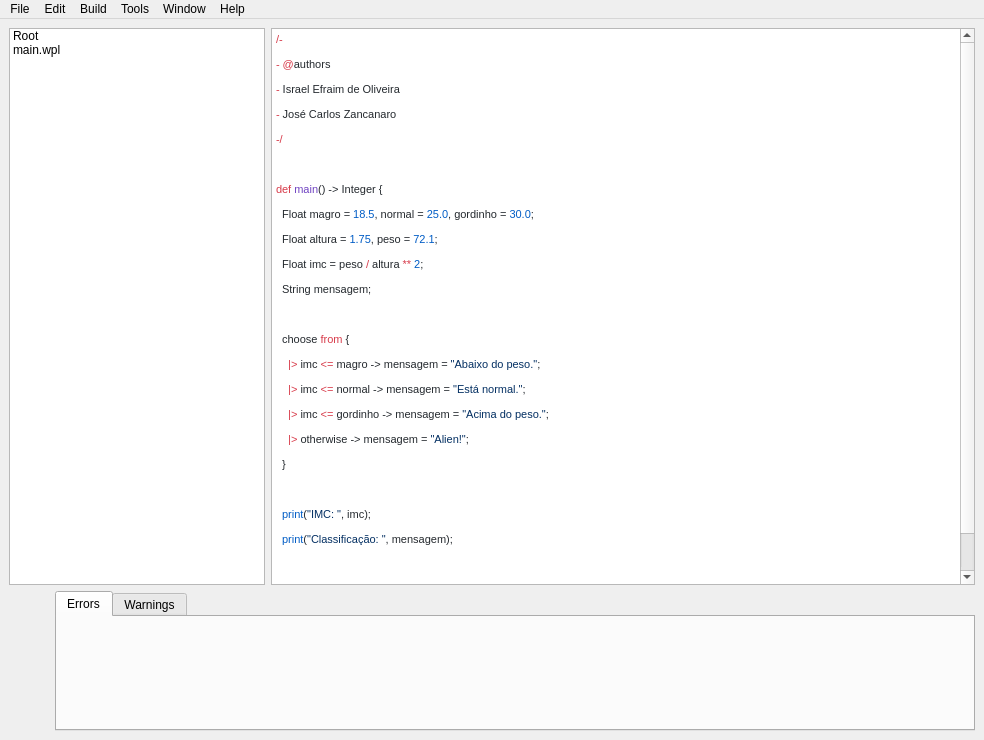
Old version of the form IDE/WIDE/View/MainWindow.ui in the repository JoseZancanaro/Compiladores.
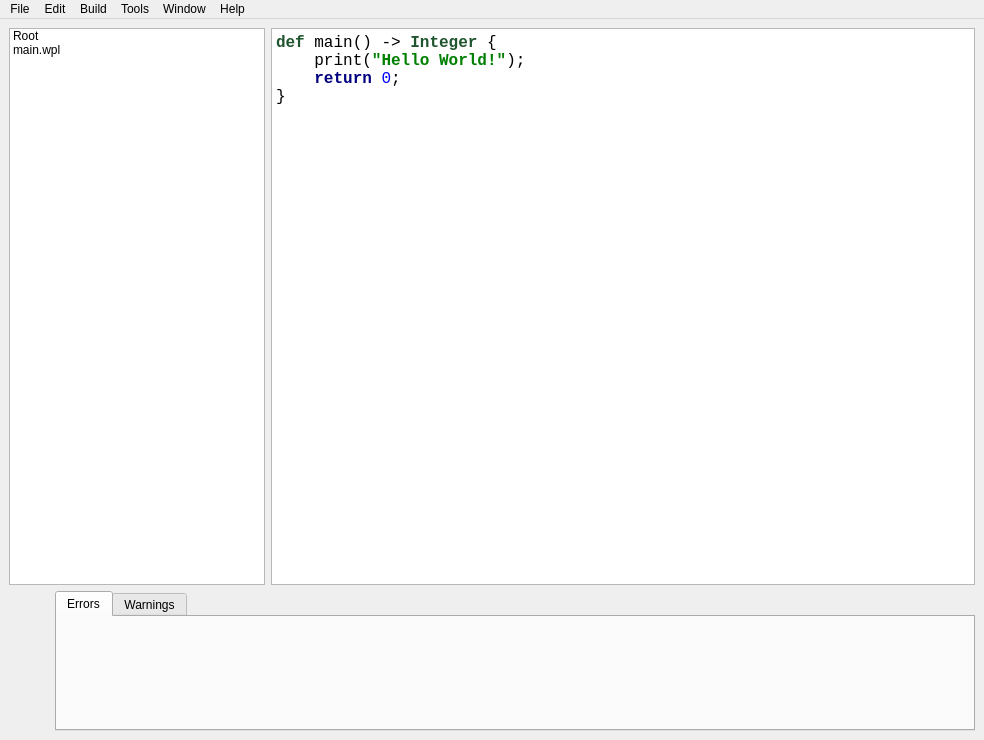
New version of the form. Icons and pictures are not drawn.

Commit message: Implement MainWindow File Actions

```diff
--- a/IDE/WIDE/View/MainWindow.ui
+++ b/IDE/WIDE/View/MainWindow.ui
@@ -71,35 +71,18 @@
       </item>
       <item>
        <widget class="QTextEdit" name="textEdit">
+        <property name="font">
+         <font>
+          <family>Consolas</family>
+          <pointsize>13</pointsize>
+         </font>
+        </property>
         <property name="html">
          <string>&lt;!DOCTYPE HTML PUBLIC &quot;-//W3C//DTD HTML 4.0//EN&quot; &quot;http://www.w3.org/TR/REC-html40/strict.dtd&quot;&gt;
 &lt;html&gt;&lt;head&gt;&lt;meta name=&quot;qrichtext&quot; content=&quot;1&quot; /&gt;&lt;style type=&quot;text/css&quot;&gt;
 p, li { white-space: pre-wrap; }
-&lt;/style&gt;&lt;/head&gt;&lt;body style=&quot; font-family:'MS Shell Dlg 2'; font-size:8.25pt; font-weight:400; font-style:normal;&quot;&gt;
-&lt;p style=&quot; margin-top:12px; margin-bottom:0px; margin-left:0px; margin-right:0px; -qt-block-indent:0; text-indent:0px;&quot;&gt;&lt;span style=&quot; font-family:'Consolas'; font-size:8pt; color:#d73a49;&quot;&gt;/-&lt;/span&gt;&lt;span style=&quot; font-size:8pt;&quot;&gt; &lt;/span&gt;&lt;/p&gt;
-&lt;p style=&quot; margin-top:12px; margin-bottom:0px; margin-left:0px; margin-right:0px; -qt-block-indent:0; text-indent:0px;&quot;&gt;&lt;span style=&quot; font-family:'Consolas'; font-size:8pt; color:#d73a49;&quot;&gt;-&lt;/span&gt;&lt;span style=&quot; font-family:'Consolas'; font-size:8pt; color:#24292e;&quot;&gt; &lt;/span&gt;&lt;span style=&quot; font-family:'Consolas'; font-size:8pt; color:#d73a49;&quot;&gt;@&lt;/span&gt;&lt;span style=&quot; font-family:'Consolas'; font-size:8pt; color:#24292e;&quot;&gt;authors&lt;/span&gt;&lt;span style=&quot; font-size:8pt;&quot;&gt; &lt;/span&gt;&lt;/p&gt;
-&lt;p style=&quot; margin-top:12px; margin-bottom:0px; margin-left:0px; margin-right:0px; -qt-block-indent:0; text-indent:0px;&quot;&gt;&lt;span style=&quot; font-family:'Consolas'; font-size:8pt; color:#d73a49;&quot;&gt;-&lt;/span&gt;&lt;span style=&quot; font-family:'Consolas'; font-size:8pt; color:#24292e;&quot;&gt; Israel Efraim de Oliveira&lt;/span&gt;&lt;span style=&quot; font-size:8pt;&quot;&gt; &lt;/span&gt;&lt;/p&gt;
-&lt;p style=&quot; margin-top:12px; margin-bottom:0px; margin-left:0px; margin-right:0px; -qt-block-indent:0; text-indent:0px;&quot;&gt;&lt;span style=&quot; font-family:'Consolas'; font-size:8pt; color:#d73a49;&quot;&gt;-&lt;/span&gt;&lt;span style=&quot; font-family:'Consolas'; font-size:8pt; color:#24292e;&quot;&gt; José Carlos Zancanaro&lt;/span&gt;&lt;span style=&quot; font-size:8pt;&quot;&gt; &lt;/span&gt;&lt;/p&gt;
-&lt;p style=&quot; margin-top:12px; margin-bottom:0px; margin-left:0px; margin-right:0px; -qt-block-indent:0; text-indent:0px;&quot;&gt;&lt;span style=&quot; font-family:'Consolas'; font-size:8pt; color:#d73a49;&quot;&gt;-/&lt;/span&gt;&lt;span style=&quot; font-size:8pt;&quot;&gt; &lt;/span&gt;&lt;/p&gt;
-&lt;p style=&quot; margin-top:12px; margin-bottom:0px; margin-left:0px; margin-right:0px; -qt-block-indent:0; text-indent:0px;&quot;&gt;&lt;span style=&quot; font-family:'Consolas'; font-size:8pt; color:#d73a49;&quot;&gt; &lt;/span&gt;&lt;span style=&quot; font-size:8pt;&quot;&gt; &lt;/span&gt;&lt;/p&gt;
-&lt;p style=&quot; margin-top:12px; margin-bottom:0px; margin-left:0px; margin-right:0px; -qt-block-indent:0; text-indent:0px;&quot;&gt;&lt;span style=&quot; font-family:'Consolas'; font-size:8pt; color:#d73a49;&quot;&gt;def&lt;/span&gt;&lt;span style=&quot; font-family:'Consolas'; font-size:8pt; color:#24292e;&quot;&gt; &lt;/span&gt;&lt;span style=&quot; font-family:'Consolas'; font-size:8pt; color:#6f42c1;&quot;&gt;main&lt;/span&gt;&lt;span style=&quot; font-family:'Consolas'; font-size:8pt; color:#24292e;&quot;&gt;() -&amp;gt; Integer {&lt;/span&gt;&lt;span style=&quot; font-size:8pt;&quot;&gt; &lt;/span&gt;&lt;/p&gt;
-&lt;p style=&quot; margin-top:12px; margin-bottom:0px; margin-left:0px; margin-right:0px; -qt-block-indent:0; text-indent:0px;&quot;&gt;&lt;span style=&quot; font-family:'Consolas'; font-size:8pt; color:#24292e;&quot;&gt;  Float magro = &lt;/span&gt;&lt;span style=&quot; font-family:'Consolas'; font-size:8pt; color:#005cc5;&quot;&gt;18.5&lt;/span&gt;&lt;span style=&quot; font-family:'Consolas'; font-size:8pt; color:#24292e;&quot;&gt;, normal = &lt;/span&gt;&lt;span style=&quot; font-family:'Consolas'; font-size:8pt; color:#005cc5;&quot;&gt;25.0&lt;/span&gt;&lt;span style=&quot; font-family:'Consolas'; font-size:8pt; color:#24292e;&quot;&gt;, gordinho = &lt;/span&gt;&lt;span style=&quot; font-family:'Consolas'; font-size:8pt; color:#005cc5;&quot;&gt;30.0&lt;/span&gt;&lt;span style=&quot; font-family:'Consolas'; font-size:8pt; color:#24292e;&quot;&gt;; &lt;/span&gt;&lt;/p&gt;
-&lt;p style=&quot; margin-top:12px; margin-bottom:0px; margin-left:0px; margin-right:0px; -qt-block-indent:0; text-indent:0px;&quot;&gt;&lt;span style=&quot; font-family:'Consolas'; font-size:8pt; color:#24292e;&quot;&gt;  Float altura = &lt;/span&gt;&lt;span style=&quot; font-family:'Consolas'; font-size:8pt; color:#005cc5;&quot;&gt;1.75&lt;/span&gt;&lt;span style=&quot; font-family:'Consolas'; font-size:8pt; color:#24292e;&quot;&gt;, peso = &lt;/span&gt;&lt;span style=&quot; font-family:'Consolas'; font-size:8pt; color:#005cc5;&quot;&gt;72.1&lt;/span&gt;&lt;span style=&quot; font-family:'Consolas'; font-size:8pt; color:#24292e;&quot;&gt;;&lt;/span&gt;&lt;span style=&quot; font-size:8pt;&quot;&gt; &lt;/span&gt;&lt;/p&gt;
-&lt;p style=&quot; margin-top:12px; margin-bottom:0px; margin-left:0px; margin-right:0px; -qt-block-indent:0; text-indent:0px;&quot;&gt;&lt;span style=&quot; font-family:'Consolas'; font-size:8pt; color:#24292e;&quot;&gt;  Float imc = peso &lt;/span&gt;&lt;span style=&quot; font-family:'Consolas'; font-size:8pt; color:#d73a49;&quot;&gt;/&lt;/span&gt;&lt;span style=&quot; font-family:'Consolas'; font-size:8pt; color:#24292e;&quot;&gt; altura &lt;/span&gt;&lt;span style=&quot; font-family:'Consolas'; font-size:8pt; color:#d73a49;&quot;&gt;**&lt;/span&gt;&lt;span style=&quot; font-family:'Consolas'; font-size:8pt; color:#24292e;&quot;&gt; &lt;/span&gt;&lt;span style=&quot; font-family:'Consolas'; font-size:8pt; color:#005cc5;&quot;&gt;2&lt;/span&gt;&lt;span style=&quot; font-family:'Consolas'; font-size:8pt; color:#24292e;&quot;&gt;;&lt;/span&gt;&lt;span style=&quot; font-size:8pt;&quot;&gt; &lt;/span&gt;&lt;/p&gt;
-&lt;p style=&quot; margin-top:12px; margin-bottom:0px; margin-left:0px; margin-right:0px; -qt-block-indent:0; text-indent:0px;&quot;&gt;&lt;span style=&quot; font-family:'Consolas'; font-size:8pt; color:#24292e;&quot;&gt;  String mensagem;&lt;/span&gt;&lt;span style=&quot; font-size:8pt;&quot;&gt; &lt;/span&gt;&lt;/p&gt;
-&lt;p style=&quot; margin-top:12px; margin-bottom:0px; margin-left:0px; margin-right:0px; -qt-block-indent:0; text-indent:0px;&quot;&gt;&lt;span style=&quot; font-family:'Consolas'; font-size:8pt; color:#24292e;&quot;&gt; &lt;/span&gt;&lt;span style=&quot; font-size:8pt;&quot;&gt; &lt;/span&gt;&lt;/p&gt;
-&lt;p style=&quot; margin-top:12px; margin-bottom:0px; margin-left:0px; margin-right:0px; -qt-block-indent:0; text-indent:0px;&quot;&gt;&lt;span style=&quot; font-family:'Consolas'; font-size:8pt; color:#24292e;&quot;&gt;  choose &lt;/span&gt;&lt;span style=&quot; font-family:'Consolas'; font-size:8pt; color:#d73a49;&quot;&gt;from&lt;/span&gt;&lt;span style=&quot; font-family:'Consolas'; font-size:8pt; color:#24292e;&quot;&gt; {&lt;/span&gt;&lt;span style=&quot; font-size:8pt;&quot;&gt; &lt;/span&gt;&lt;/p&gt;
-&lt;p style=&quot; margin-top:12px; margin-bottom:0px; margin-left:0px; margin-right:0px; -qt-block-indent:0; text-indent:0px;&quot;&gt;&lt;span style=&quot; font-family:'Consolas'; font-size:8pt; color:#d73a49;&quot;&gt;    |&amp;gt;&lt;/span&gt;&lt;span style=&quot; font-family:'Consolas'; font-size:8pt; color:#24292e;&quot;&gt; imc &lt;/span&gt;&lt;span style=&quot; font-family:'Consolas'; font-size:8pt; color:#d73a49;&quot;&gt;&amp;lt;=&lt;/span&gt;&lt;span style=&quot; font-family:'Consolas'; font-size:8pt; color:#24292e;&quot;&gt; magro -&amp;gt; mensagem = &lt;/span&gt;&lt;span style=&quot; font-family:'Consolas'; font-size:8pt; color:#032f62;&quot;&gt;&amp;quot;Abaixo do peso.&amp;quot;&lt;/span&gt;&lt;span style=&quot; font-family:'Consolas'; font-size:8pt; color:#24292e;&quot;&gt;;&lt;/span&gt;&lt;span style=&quot; font-size:8pt;&quot;&gt; &lt;/span&gt;&lt;/p&gt;
-&lt;p style=&quot; margin-top:12px; margin-bottom:0px; margin-left:0px; margin-right:0px; -qt-block-indent:0; text-indent:0px;&quot;&gt;&lt;span style=&quot; font-family:'Consolas'; font-size:8pt; color:#d73a49;&quot;&gt;    |&amp;gt;&lt;/span&gt;&lt;span style=&quot; font-family:'Consolas'; font-size:8pt; color:#24292e;&quot;&gt; imc &lt;/span&gt;&lt;span style=&quot; font-family:'Consolas'; font-size:8pt; color:#d73a49;&quot;&gt;&amp;lt;=&lt;/span&gt;&lt;span style=&quot; font-family:'Consolas'; font-size:8pt; color:#24292e;&quot;&gt; normal -&amp;gt; mensagem = &lt;/span&gt;&lt;span style=&quot; font-family:'Consolas'; font-size:8pt; color:#032f62;&quot;&gt;&amp;quot;Está normal.&amp;quot;&lt;/span&gt;&lt;span style=&quot; font-family:'Consolas'; font-size:8pt; color:#24292e;&quot;&gt;;&lt;/span&gt;&lt;span style=&quot; font-size:8pt;&quot;&gt; &lt;/span&gt;&lt;/p&gt;
-&lt;p style=&quot; margin-top:12px; margin-bottom:0px; margin-left:0px; margin-right:0px; -qt-block-indent:0; text-indent:0px;&quot;&gt;&lt;span style=&quot; font-family:'Consolas'; font-size:8pt; color:#d73a49;&quot;&gt;    |&amp;gt;&lt;/span&gt;&lt;span style=&quot; font-family:'Consolas'; font-size:8pt; color:#24292e;&quot;&gt; imc &lt;/span&gt;&lt;span style=&quot; font-family:'Consolas'; font-size:8pt; color:#d73a49;&quot;&gt;&amp;lt;=&lt;/span&gt;&lt;span style=&quot; font-family:'Consolas'; font-size:8pt; color:#24292e;&quot;&gt; gordinho -&amp;gt; mensagem = &lt;/span&gt;&lt;span style=&quot; font-family:'Consolas'; font-size:8pt; color:#032f62;&quot;&gt;&amp;quot;Acima do peso.&amp;quot;&lt;/span&gt;&lt;span style=&quot; font-family:'Consolas'; font-size:8pt; color:#24292e;&quot;&gt;;&lt;/span&gt;&lt;span style=&quot; font-size:8pt;&quot;&gt; &lt;/span&gt;&lt;/p&gt;
-&lt;p style=&quot; margin-top:12px; margin-bottom:0px; margin-left:0px; margin-right:0px; -qt-block-indent:0; text-indent:0px;&quot;&gt;&lt;span style=&quot; font-family:'Consolas'; font-size:8pt; color:#d73a49;&quot;&gt;    |&amp;gt;&lt;/span&gt;&lt;span style=&quot; font-family:'Consolas'; font-size:8pt; color:#24292e;&quot;&gt; otherwise -&amp;gt; mensagem = &lt;/span&gt;&lt;span style=&quot; font-family:'Consolas'; font-size:8pt; color:#032f62;&quot;&gt;&amp;quot;Alien!&amp;quot;&lt;/span&gt;&lt;span style=&quot; font-family:'Consolas'; font-size:8pt; color:#24292e;&quot;&gt;;&lt;/span&gt;&lt;span style=&quot; font-size:8pt;&quot;&gt; &lt;/span&gt;&lt;/p&gt;
-&lt;p style=&quot; margin-top:12px; margin-bottom:0px; margin-left:0px; margin-right:0px; -qt-block-indent:0; text-indent:0px;&quot;&gt;&lt;span style=&quot; font-family:'Consolas'; font-size:8pt; color:#24292e;&quot;&gt;  }&lt;/span&gt;&lt;span style=&quot; font-size:8pt;&quot;&gt; &lt;/span&gt;&lt;/p&gt;
-&lt;p style=&quot; margin-top:12px; margin-bottom:0px; margin-left:0px; margin-right:0px; -qt-block-indent:0; text-indent:0px;&quot;&gt;&lt;span style=&quot; font-family:'Consolas'; font-size:8pt; color:#24292e;&quot;&gt; &lt;/span&gt;&lt;span style=&quot; font-size:8pt;&quot;&gt; &lt;/span&gt;&lt;/p&gt;
-&lt;p style=&quot; margin-top:12px; margin-bottom:0px; margin-left:0px; margin-right:0px; -qt-block-indent:0; text-indent:0px;&quot;&gt;&lt;span style=&quot; font-family:'Consolas'; font-size:8pt; color:#005cc5;&quot;&gt;  print&lt;/span&gt;&lt;span style=&quot; font-family:'Consolas'; font-size:8pt; color:#24292e;&quot;&gt;(&lt;/span&gt;&lt;span style=&quot; font-family:'Consolas'; font-size:8pt; color:#032f62;&quot;&gt;&amp;quot;IMC: &amp;quot;&lt;/span&gt;&lt;span style=&quot; font-family:'Consolas'; font-size:8pt; color:#24292e;&quot;&gt;, imc);&lt;/span&gt;&lt;span style=&quot; font-size:8pt;&quot;&gt; &lt;/span&gt;&lt;/p&gt;
-&lt;p style=&quot; margin-top:12px; margin-bottom:0px; margin-left:0px; margin-right:0px; -qt-block-indent:0; text-indent:0px;&quot;&gt;&lt;span style=&quot; font-family:'Consolas'; font-size:8pt; color:#005cc5;&quot;&gt;  print&lt;/span&gt;&lt;span style=&quot; font-family:'Consolas'; font-size:8pt; color:#24292e;&quot;&gt;(&lt;/span&gt;&lt;span style=&quot; font-family:'Consolas'; font-size:8pt; color:#032f62;&quot;&gt;&amp;quot;Classificação: &amp;quot;&lt;/span&gt;&lt;span style=&quot; font-family:'Consolas'; font-size:8pt; color:#24292e;&quot;&gt;, mensagem);&lt;/span&gt;&lt;span style=&quot; font-size:8pt;&quot;&gt; &lt;/span&gt;&lt;/p&gt;
-&lt;p style=&quot; margin-top:12px; margin-bottom:0px; margin-left:0px; margin-right:0px; -qt-block-indent:0; text-indent:0px;&quot;&gt;&lt;span style=&quot; font-family:'Consolas'; font-size:8pt; color:#24292e;&quot;&gt; &lt;/span&gt;&lt;span style=&quot; font-size:8pt;&quot;&gt; &lt;/span&gt;&lt;/p&gt;
-&lt;p style=&quot; margin-top:12px; margin-bottom:0px; margin-left:0px; margin-right:0px; -qt-block-indent:0; text-indent:0px;&quot;&gt;&lt;span style=&quot; font-family:'Consolas'; font-size:8pt; color:#d73a49;&quot;&gt;  return&lt;/span&gt;&lt;span style=&quot; font-family:'Consolas'; font-size:8pt; color:#24292e;&quot;&gt; &lt;/span&gt;&lt;span style=&quot; font-family:'Consolas'; font-size:8pt; color:#005cc5;&quot;&gt;0&lt;/span&gt;&lt;span style=&quot; font-family:'Consolas'; font-size:8pt; color:#24292e;&quot;&gt;;&lt;/span&gt;&lt;span style=&quot; font-size:8pt;&quot;&gt; &lt;/span&gt;&lt;/p&gt;
-&lt;p style=&quot; margin-top:12px; margin-bottom:12px; margin-left:0px; margin-right:0px; -qt-block-indent:0; text-indent:0px;&quot;&gt;&lt;span style=&quot; font-family:'Consolas'; font-size:8pt; color:#24292e;&quot;&gt;}&lt;/span&gt;&lt;span style=&quot; font-size:8pt;&quot;&gt; &lt;/span&gt;&lt;/p&gt;&lt;/body&gt;&lt;/html&gt;</string>
+&lt;/style&gt;&lt;/head&gt;&lt;body style=&quot; font-family:'Consolas'; font-size:13pt; font-weight:400; font-style:normal;&quot;&gt;
+&lt;p style=&quot; margin-top:12px; margin-bottom:12px; margin-left:0px; margin-right:0px; -qt-block-indent:0; text-indent:0px; background-color:#ffffff;&quot;&gt;&lt;span style=&quot; font-size:12pt; font-weight:600; color:#1f542e;&quot;&gt;def &lt;/span&gt;&lt;span style=&quot; font-size:12pt; color:#000000;&quot;&gt;main() -&amp;gt; &lt;/span&gt;&lt;span style=&quot; font-size:12pt; font-weight:600; color:#1f542e;&quot;&gt;Integer &lt;/span&gt;&lt;span style=&quot; font-size:12pt; color:#000000;&quot;&gt;{&lt;br /&gt;    print(&lt;/span&gt;&lt;span style=&quot; font-size:12pt; font-weight:600; color:#008000;&quot;&gt;&amp;quot;Hello World!&amp;quot;&lt;/span&gt;&lt;span style=&quot; font-size:12pt; color:#000000;&quot;&gt;);&lt;br /&gt;    &lt;/span&gt;&lt;span style=&quot; font-size:12pt; font-weight:600; color:#000080;&quot;&gt;return &lt;/span&gt;&lt;span style=&quot; font-size:12pt; color:#0000ff;&quot;&gt;0&lt;/span&gt;&lt;span style=&quot; font-size:12pt; color:#000000;&quot;&gt;;&lt;br /&gt;}&lt;/span&gt;&lt;/p&gt;&lt;/body&gt;&lt;/html&gt;</string>
         </property>
        </widget>
       </item>
```
Left out of the diff: 12 changed lines with no effect on the pictures. The commit also changes 8 other files.
